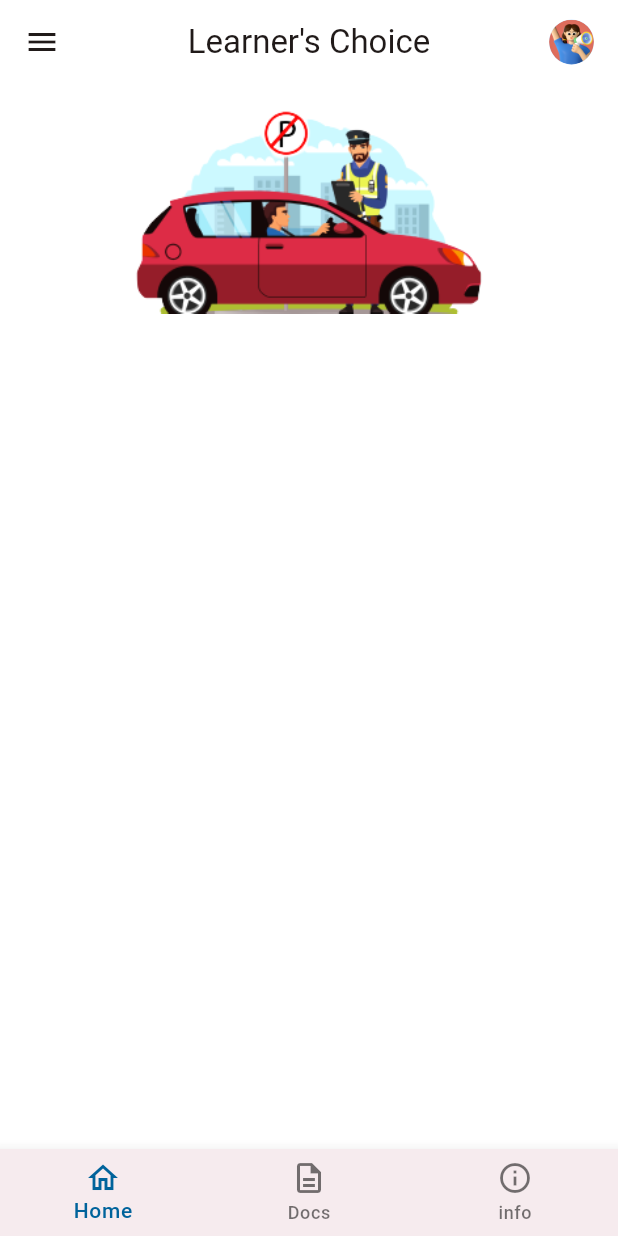
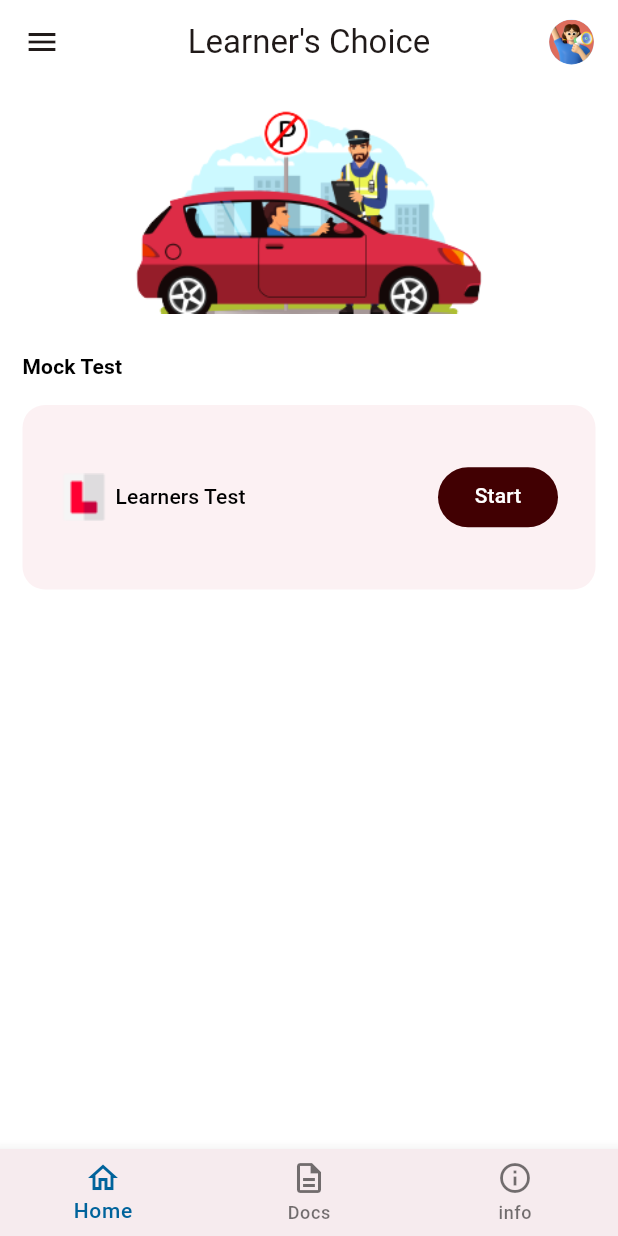
Before and after one commit to sacrilegioushero220/Learners-Choice-App, a Flutter app: the screen it shows after launch, on a phone screen of 412 x 824 dp. Run offline on Flutter 3.47's test engine with Material 2 defaults, Android fonts, the phone set to English and light mode, and no system bars; our stand-ins replace google_fonts.

Commit message:
Code was Refactored

```diff
--- a/lib/core/Theme/text_theme.dart
+++ b/lib/core/Theme/text_theme.dart
@@ -79,8 +79,9 @@ class CustomTextTheme {
     labelSmall: GoogleFonts.roboto(
       color: Colors.white,
       fontSize: 14.0,
-      fontWeight: FontWeight.w400,
-      letterSpacing: 0.25,
+      fontWeight: FontWeight.w500,
+      height: 0.10,
+      letterSpacing: 0.10,
     ),
   );
   static TextTheme customLightTextTheme = TextTheme(
@@ -104,9 +105,9 @@ class CustomTextTheme {
     ),
     headlineMedium: GoogleFonts.roboto(
       color: Colors.black,
-      fontSize: 19.0,
-      fontWeight: FontWeight.w700,
-      height: 0.06,
+      fontSize: 14.0,
+      fontWeight: FontWeight.w600,
+      height: 0.10,
       letterSpacing: 0.10,
     ),
     headlineSmall: GoogleFonts.roboto(
@@ -159,10 +160,11 @@ class CustomTextTheme {
       letterSpacing: 0.5,
     ),
     labelSmall: GoogleFonts.roboto(
-      color: Colors.white,
+      color: Colors.black,
       fontSize: 14.0,
-      fontWeight: FontWeight.w400,
-      letterSpacing: 0.25,
+      fontWeight: FontWeight.w500,
+      height: 0.10,
+      letterSpacing: 0.10,
     ),
   );
 
--- a/lib/core/constants/text.dart
+++ b/lib/core/constants/text.dart
@@ -23,3 +23,4 @@ String imageSubtitle = "Lets set image of you";
 String carHomePage = "assets/Images/homescreen/car.png";
 String appBarTitle = "Learner's Choice";
 String avatar1Path = "assets/avatars/1.png";
+String lIconPath = "assets/Images/homescreen/L.png";
--- a/lib/core/extensions/text_extension.dart
+++ b/lib/core/extensions/text_extension.dart
@@ -23,9 +23,8 @@ extension TextHelper on BuildContext {
 
   TextStyle? get displayLargeLight => lightTextTheme.displayLarge;
   TextStyle? get titleSmallLight => lightTextTheme.titleSmall;
-//   TextStyle? get displaySmallDark => LightTextTheme.displaySmall;
-
   TextStyle? get headlineMediumLight => lightTextTheme.headlineMedium;
+  TextStyle? get overlineLight => lightTextTheme.labelSmall;
 }
 
 TextStyle? getCustomHeadlineMediumLight(BuildContext context, Color color) {
--- /dev/null
+++ b/lib/core/models/tile_card_model.dart
@@ -0,0 +1,6 @@
+class TileCard {
+  final String iconPath;
+  final String label;
+
+  TileCard({required this.iconPath, required this.label});
+}
--- a/lib/features/Intro/Presentation/UI/image_screen.dart
+++ b/lib/features/Intro/Presentation/UI/image_screen.dart
@@ -2,8 +2,8 @@ import 'package:flutter/material.dart';
 import 'package:learners_choice_app/core/constants/text.dart';
 import 'package:learners_choice_app/core/extensions/color_extention.dart';
 import 'package:learners_choice_app/core/extensions/text_extension.dart';
+import 'package:learners_choice_app/core/widgets/customButtons/custom_fab_button.dart';
 import 'package:learners_choice_app/features/Intro/Presentation/UI/name_screen.dart';
-import 'package:learners_choice_app/features/Intro/Presentation/widgets/custom_fab_button.dart';
 
 //
 class ImageScreen extends StatelessWidget {
--- a/lib/features/Intro/Presentation/UI/name_screen.dart
+++ b/lib/features/Intro/Presentation/UI/name_screen.dart
@@ -2,7 +2,7 @@ import 'package:flutter/material.dart';
 import 'package:learners_choice_app/core/constants/text.dart';
 import 'package:learners_choice_app/core/extensions/color_extention.dart';
 import 'package:learners_choice_app/core/extensions/text_extension.dart';
-import 'package:learners_choice_app/features/Intro/Presentation/widgets/custom_fab_button.dart';
+import '../../../../core/widgets/customButtons/custom_fab_button.dart';
 
 class NameScreen extends StatelessWidget {
   const NameScreen({super.key});
--- /dev/null
+++ b/lib/features/Intro/Presentation/widgets/ll_tile.dart
@@ -0,0 +1,53 @@
+import 'package:flutter/material.dart';
+import 'package:learners_choice_app/core/constants/text.dart';
+import 'package:learners_choice_app/core/extensions/text_extension.dart';
+import 'package:learners_choice_app/features/Intro/Presentation/UI/name_screen.dart';
+
+import '../../../../core/widgets/customButtons/custom_round_button.dart';
+
+Widget buildLLTile(BuildContext context) {
+  return Container(
+      width: 328,
+      height: 123,
+      padding: const EdgeInsets.symmetric(horizontal: 15, vertical: 10),
+      decoration: ShapeDecoration(
+        color: const Color(0xFFFCF1F3),
+        shape: RoundedRectangleBorder(
+          borderRadius: BorderRadius.circular(15),
+        ),
+      ),
+      child: Padding(
+        padding: const EdgeInsets.only(
+          left: 10,
+          right: 10,
+        ),
+        child: Row(
+          mainAxisAlignment: MainAxisAlignment.spaceBetween,
+          children: [
+            buildLLCard(context),
+            buildCustomRoundedButton(
+              context: context,
+              color: const Color(0xFF410002),
+              onPressed: () {},
+            ),
+          ],
+        ),
+      ));
+}
+
+Widget buildLLCard(BuildContext context) {
+  return Row(
+    children: [
+      buildImageWidget(
+        width: 32,
+        height: 32,
+        imagePath: lIconPath,
+      ),
+      const SizedBox(width: 5),
+      Text(
+        "Learners Test",
+        style: context.overlineLight,
+      )
+    ],
+  );
+}
--- a/lib/features/Intro/home/presentation/home_screen.dart
+++ b/lib/features/Intro/home/presentation/home_screen.dart
@@ -1,7 +1,9 @@
 import 'package:flutter/material.dart';
 import 'package:learners_choice_app/core/constants/text.dart';
 import 'package:learners_choice_app/core/extensions/color_extention.dart';
+import 'package:learners_choice_app/core/extensions/text_extension.dart';
 import 'package:learners_choice_app/features/Intro/Presentation/UI/name_screen.dart';
+import 'package:learners_choice_app/features/Intro/Presentation/widgets/ll_tile.dart';
 
 class HomeScreen extends StatelessWidget {
   const HomeScreen({super.key});
@@ -32,6 +34,11 @@ class HomeScreen extends StatelessWidget {
         ],
       ),
       body: SingleChildScrollView(
+        child: Padding(
+          padding: const EdgeInsets.only(
+            left: 15,
+            right: 15,
+          ),
           child: Column(
             crossAxisAlignment: CrossAxisAlignment.stretch,
             children: [
@@ -42,8 +49,20 @@ class HomeScreen extends StatelessWidget {
                 width: 278,
                 height: 138,
                 imagePath: carHomePage,
-            )
+              ),
+              const SizedBox(
+                height: 35,
+              ),
+              Text(
+                "Mock Test",
+                style: context.lightTextTheme.headlineMedium,
+              ),
+              const SizedBox(
+                height: 25,
+              ),
+              buildLLTile(context)
             ],
+          ),
         ),
       ),
     );
```
Also changed, not shown: lib/core/widgets/customButtons/custom_round_button.dart (added, +32 -0 lines), lib/core/widgets/customButtons/custom_fab_button.dart (renamed from lib/features/Intro/Presentation/widgets/custom_fab_button.dart). Lines whose indentation alone changed are shown as unchanged.
